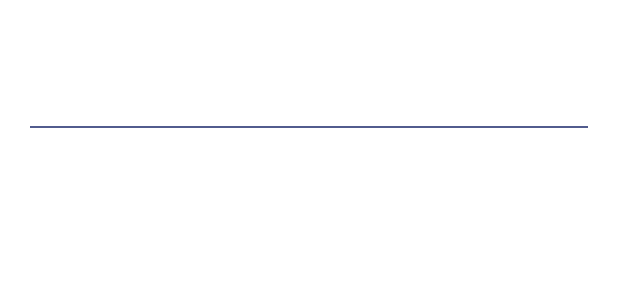
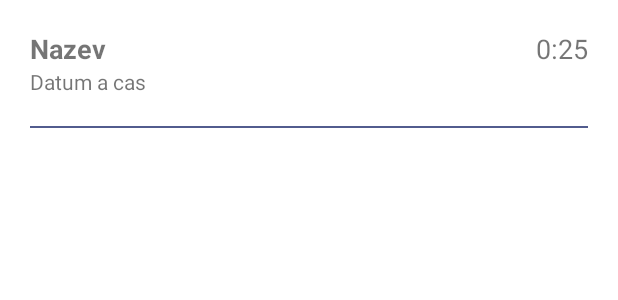
Before and after one commit to EpicSniper/DiplomovaPrace, an Android app: the layout project_item.xml on its own in the app's theme, with its tools: preview values and no code run, on a phone screen of 412 x 824 dp. Shown: the top 300 px of the screen. Run offline under Robolectric (Android 15) with nearby library versions, the phone set to English and light mode, and no system bars.

Commit message:
Zobrazeni seznamu projektu

```diff
--- a/app/src/main/java/cz/uhk/diplomovaprace/RecyklerView.kt
+++ b/app/src/main/java/cz/uhk/diplomovaprace/RecyklerView.kt
@@ -24,6 +24,7 @@ class ProjektAdapter(private val projects: List<Project>) :
 
     override fun onBindViewHolder(holder: ProjektViewHolder, position: Int) {
         val project = projects[position]
+        //TODO: nastavit delku projektu
         holder.nazevTextView.text = project.getCreatedAt()
         holder.popisTextView.text = getFormattedDateTime(project.getCreatedAt())
     }
--- a/app/src/main/res/layout/project_item.xml
+++ b/app/src/main/res/layout/project_item.xml
@@ -5,18 +5,44 @@
     android:orientation="vertical"
     android:paddingHorizontal="20dp">
 
+    <LinearLayout
+        android:layout_width="wrap_content"
+        android:layout_height="wrap_content"
+        android:layout_weight="1"
+        android:layout_marginTop="20dp">
+
         <TextView
-        android:layout_marginTop="20dp"
             android:id="@+id/nazevProjektuTextView"
-        android:layout_width="match_parent"
+            android:layout_width="327dp"
             android:layout_height="wrap_content"
+            android:layout_weight="1"
+            android:text="Nazev"
             android:textSize="18sp"
             android:textStyle="bold" />
 
         <TextView
+            android:id="@+id/delkaProjektuTextView"
+            android:layout_width="54dp"
+            android:layout_height="24dp"
+            android:layout_weight="0"
+            android:text="0:25"
+            android:textAlignment="textEnd"
+            android:textSize="18sp" />
+    </LinearLayout>
+
+    <LinearLayout
+        android:layout_width="wrap_content"
+        android:layout_height="wrap_content">
+
+        <TextView
             android:id="@+id/popisProjektuTextView"
             android:layout_width="match_parent"
-        android:layout_height="wrap_content" />
+            android:layout_height="wrap_content"
+            android:layout_weight="1"
+            android:text="Datum a cas"/>
+    </LinearLayout>
+
+
 
     <View
         android:layout_marginTop="20dp"
@@ -25,3 +51,51 @@
         android:background="@color/text2" />
 
 </LinearLayout>
+
+
+    <!--<LinearLayout
+        xmlns:android="http://schemas.android.com/apk/res/android"
+        android:layout_width="match_parent"
+        android:layout_height="match_parent"
+        android:orientation="vertical">
+
+        <LinearLayout
+            android:layout_width="wrap_content"
+            android:layout_height="wrap_content">
+
+            <TextView
+                android:layout_width="wrap_content"
+                android:layout_height="wrap_content"
+                android:text="test test test test test test test test test test test test test test test"
+                android:layout_weight="1"/>
+
+            <TextView
+                android:layout_width="wrap_content"
+                android:id="@+id/nazevProjektuTextView"
+                android:layout_height="wrap_content"
+                android:text="Hello world"
+                android:layout_weight="0"/>
+        </LinearLayout>
+
+        <Space android:layout_width="wrap_content" android:layout_height="20dp"/>
+
+        <LinearLayout
+            android:layout_width="wrap_content"
+            android:layout_height="wrap_content">
+
+            <TextView
+                android:layout_width="wrap_content"
+                android:layout_height="wrap_content"
+                android:text="test test test test test test test test "
+                android:layout_weight="1"/>
+
+            <TextView
+                android:layout_width="wrap_content"
+                android:layout_height="wrap_content"
+                android:id="@+id/popisProjektuTextView"
+                android:text="Hello world"
+                android:layout_weight="0"/>
+        </LinearLayout>
+
+    </LinearLayout>
+    -->
```
Lines whose indentation alone changed are shown as unchanged.
